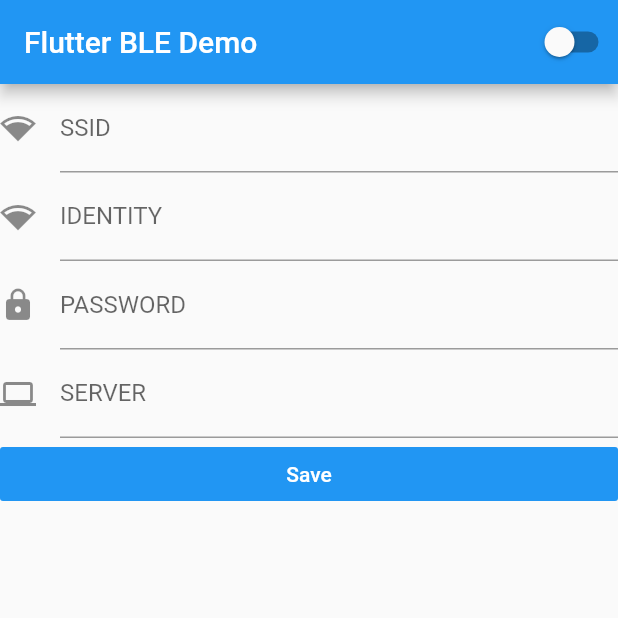
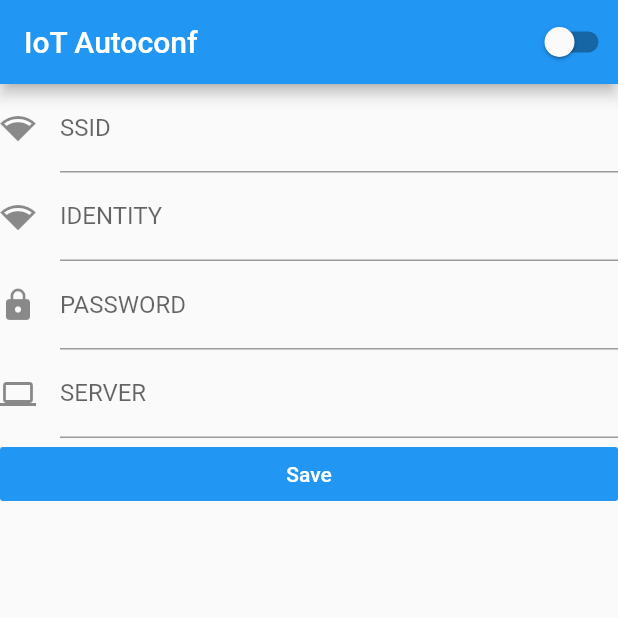
Before and after one commit to dausi15/Iot-Atuto-configuration, a Flutter app: the screen it shows after launch, on a phone screen of 412 x 824 dp, the top half of it. Run offline on Flutter 3.47's test engine with Material 2 defaults, Android fonts, the phone set to English and light mode, and no system bars; our stand-ins replace flutter_blue, flutter_typeahead, shared_preferences; missing offline and left inert: system_setting, wifi_hunter.

Commit message:
clean up

```diff
--- a/iotapp/lib/main.dart
+++ b/iotapp/lib/main.dart
@@ -15,11 +15,11 @@
 class MyApp extends StatelessWidget {
   @override
   Widget build(BuildContext context) => MaterialApp(
-        title: 'BLE Demo',
+        title: 'IoT Autoconf',
         theme: ThemeData(
           primarySwatch: Colors.blue,
         ),
-        home: MyHomePage(title: 'Flutter BLE Demo'),
+        home: MyHomePage(title: 'IoT Autoconf'),
       );
 }
 
@@ -37,7 +37,6 @@
 
 class _MyHomePageState extends State<MyHomePage> {
   BluetoothDevice _connectedDevice;
-  //List<BluetoothService> _services;
   BluetoothCharacteristic targetCharacteristic;
   final String SERVICE_UUID = "3f1a9658-a035-11ea-bb37-0242ac130002";
   final String CHARACTERISTIC_UUID = "3f1a987e-a035-11ea-bb37-0242ac130002";
@@ -60,13 +59,9 @@
   Future<Map<String, int>> scanHandler() async {
     _wifiObject = await scanWiFi();
     var wifiStrenghts = new Map<String, int>();
-    //var wifiNames = new Map<String, String>();
-    // print("WiFi Results (SSIDs) : ");
     for (var i = 0; i < _wifiObject.ssids.length; i++) {
       wifiStrenghts[_wifiObject.bssids[i].toString()] =
           _wifiObject.signalStrengths[i];
-      //wifiNames[_wifiObject.bssids[i].toString()] = _wifiObject.ssids[i];
-      //debugPrint("- " + _wifiObject.ssids[i]+ "   bssid: "+ _wifiObject.bssids[i] + " : " + _wifiObject.signalStrengths[i].toString());
     }
     var sortedMap = Map.fromEntries(wifiStrenghts.entries.toList()
       ..sort((e1, e2) => e2.value.compareTo(e1.value)));
@@ -81,18 +76,7 @@
     }
   }
 
-/*   _removeFromDeviceList(final List<ScanResult> results) {
-    for (BluetoothDevice device in widget.devicesList) {
-      if (!results.contains(device)) {
-        setState(() {
-          widget.devicesList.remove(device);
-        });
-      }
-    }
-  } */
-
   _clearDevices() {
-    //debugPrint(widget.devicesList.length.toString());
     widget.devicesList.clear();
     widget.flutterBlue.stopScan();
     widget.flutterBlue.startScan(timeout: Duration(seconds: 2));
```
Also changed, not shown: 9 other files.
